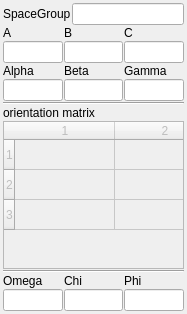
Before: the Qt Designer form CrystalWidget.ui in BackupTheBerlios/clip-svn, drawn with Qt 5.
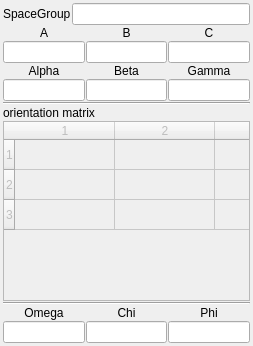
After: the same form once the commit is applied.

What changed in the file:
```diff
--- a/CrystalWidget.ui
+++ b/CrystalWidget.ui
@@ -5,8 +5,8 @@
    <rect>
     <x>0</x>
     <y>0</y>
-    <width>187</width>
-    <height>314</height>
+    <width>253</width>
+    <height>346</height>
    </rect>
   </property>
   <property name="sizePolicy" >
@@ -72,6 +72,9 @@
          <property name="text" >
           <string>A</string>
          </property>
+         <property name="alignment" >
+          <set>Qt::AlignCenter</set>
+         </property>
          <property name="buddy" >
           <cstring>latticeA</cstring>
          </property>
@@ -91,6 +94,9 @@
          <property name="text" >
           <string>Alpha</string>
          </property>
+         <property name="alignment" >
+          <set>Qt::AlignCenter</set>
+         </property>
          <property name="buddy" >
           <cstring>latticeAlpha</cstring>
          </property>
@@ -114,6 +120,9 @@
          <property name="text" >
           <string>B</string>
          </property>
+         <property name="alignment" >
+          <set>Qt::AlignCenter</set>
+         </property>
          <property name="buddy" >
           <cstring>latticeB</cstring>
          </property>
@@ -133,6 +142,9 @@
          <property name="text" >
           <string>Beta</string>
          </property>
+         <property name="alignment" >
+          <set>Qt::AlignCenter</set>
+         </property>
          <property name="buddy" >
           <cstring>latticeBeta</cstring>
          </property>
@@ -156,6 +168,9 @@
          <property name="text" >
           <string>C</string>
          </property>
+         <property name="alignment" >
+          <set>Qt::AlignCenter</set>
+         </property>
          <property name="buddy" >
           <cstring>latticeC</cstring>
          </property>
@@ -175,6 +190,9 @@
          <property name="text" >
           <string>Gamma</string>
          </property>
+         <property name="alignment" >
+          <set>Qt::AlignCenter</set>
+         </property>
          <property name="buddy" >
           <cstring>latticeGamma</cstring>
          </property>
@@ -266,6 +284,9 @@
          <property name="text" >
           <string>Omega</string>
          </property>
+         <property name="alignment" >
+          <set>Qt::AlignCenter</set>
+         </property>
          <property name="buddy" >
           <cstring>rotationOmega</cstring>
          </property>
@@ -289,6 +310,9 @@
          <property name="text" >
           <string>Chi</string>
          </property>
+         <property name="alignment" >
+          <set>Qt::AlignCenter</set>
+         </property>
          <property name="buddy" >
           <cstring>rotationChi</cstring>
          </property>
@@ -312,6 +336,9 @@
          <property name="text" >
           <string>Phi</string>
          </property>
+         <property name="alignment" >
+          <set>Qt::AlignCenter</set>
+         </property>
          <property name="buddy" >
           <cstring>rotationPhi</cstring>
          </property>
```
Left out of the diff: 10 changed lines with no effect on the pictures.
